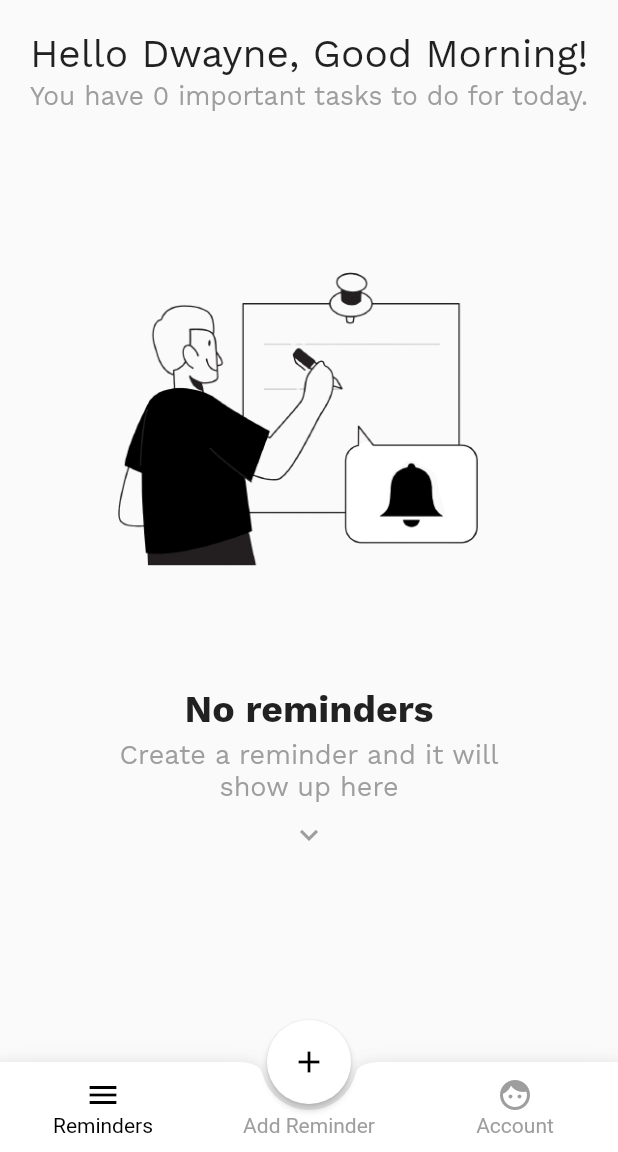
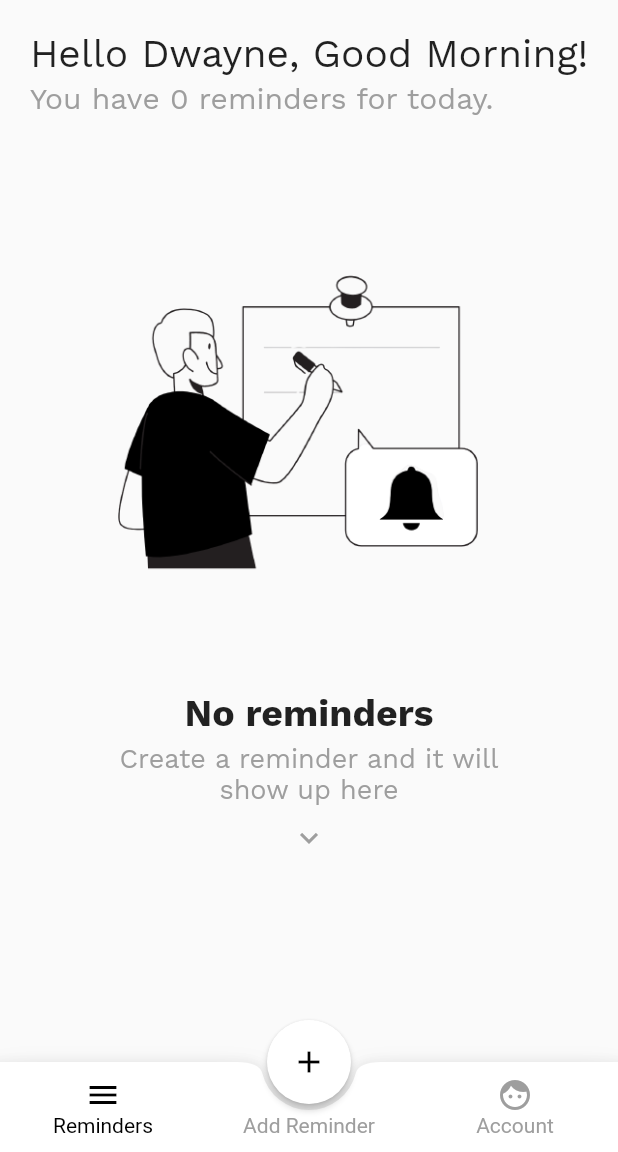
Before and after one commit to deliciafernandes/Checklst, a Flutter app: the screen it shows after launch, on a phone screen of 412 x 824 dp, the part 84-1236 px from its top. Run offline on Flutter 3.47's test engine with Material 2 defaults, Android fonts, the light colour scheme and no system bars; our stand-ins replace circular_check_box, date_time_picker, firebase_auth, firebase_core, flutter_slidable, modal_progress_hud; accounts and stored records are empty; project files that could hold a hidden picture were left out.

Commit message:
Notifications setup

```diff
--- a/lib/views/reminders_view.dart
+++ b/lib/views/reminders_view.dart
@@ -62,15 +62,12 @@ class _RemindersViewState extends State<RemindersView> {
                 ),
               ),
               SizedBox(height: 3.0),
-              FittedBox(
-                fit: BoxFit.fitWidth,
-                child: Text(
-                  'You have ${Provider.of<ReminderDB>(context).reminderList.length} important tasks to do for today.',
-                  style: TextStyle(
-                    fontSize: 16.0,
-                    fontFamily: 'WorkSans',
-                    color: Colors.grey[500],
-                  ),
+              Text(
+                'You have ${Provider.of<ReminderDB>(context).reminderList.length} reminders for today.',
+                style: TextStyle(
+                  fontSize: 20.0,
+                  fontFamily: 'WorkSans',
+                  color: Colors.grey[500],
                 ),
               ),
               SizedBox(height: 25.0),
--- a/pubspec.yaml
+++ b/pubspec.yaml
@@ -19,7 +19,7 @@ dependencies:
   flappy_search_bar: ^1.7.2
   modal_progress_hud: ^0.1.3
   date_time_picker: ^1.1.0
-#  flutter_local_notifications: ^3.0.1+6
+  flutter_local_notifications: ^3.0.1+6
   flutter_slidable: ^0.5.7
   circular_check_box: ^1.0.4
 
```
Also changed, not shown: pubspec.lock, 1 other file.
